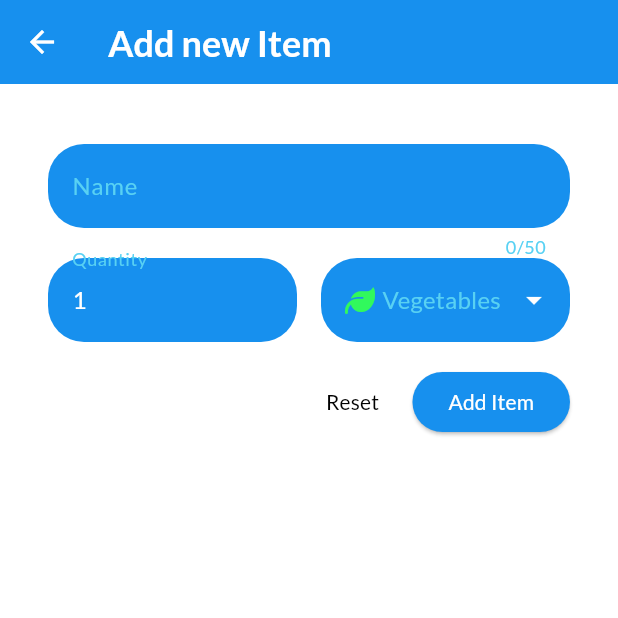
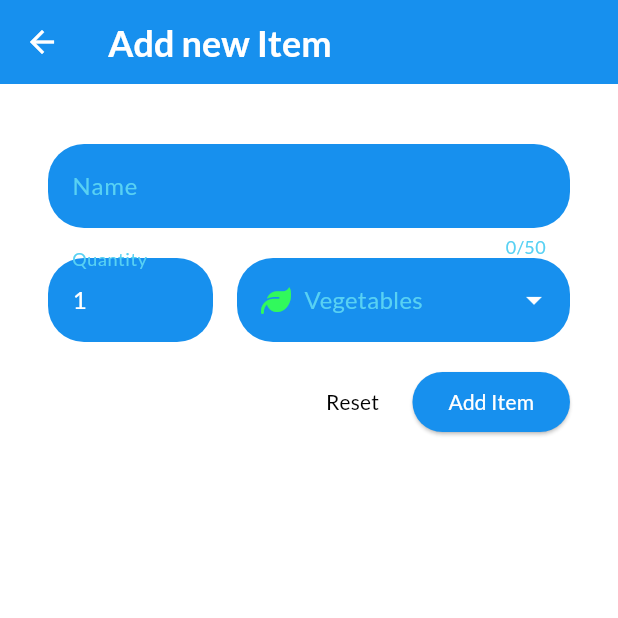
Before and after one commit to SadSic/grocery-list-app, a Flutter app: the NewItemPage screen opened directly, on a phone screen of 412 x 824 dp, the top half of it. Run offline on Flutter 3.47's test engine with Material 3 defaults, Android fonts, the phone set to English and light mode, and no system bars; our stand-ins replace font_awesome_flutter; network calls fail.

Commit message:
fixed overflow rendering

```diff
--- a/lib/pages/new_item_page.dart
+++ b/lib/pages/new_item_page.dart
@@ -139,7 +139,8 @@ class _NewItemPageState extends State<NewItemPage> {
                       ),
                       Row(
                         children: [
-                          Expanded(
+                          Container(
+                            width: 110,
                             child: TextFormField(
                               style: TextStyle(
                                 color: Colors.white,
@@ -200,7 +201,7 @@ class _NewItemPageState extends State<NewItemPage> {
                                           color: category.value.color,
                                           size: 20,
                                         ),
-                                        SizedBox(width: 5),
+                                        SizedBox(width: 9),
                                         Text(
                                           category.value.name,
                                           style: _selectedCategory !=
```
